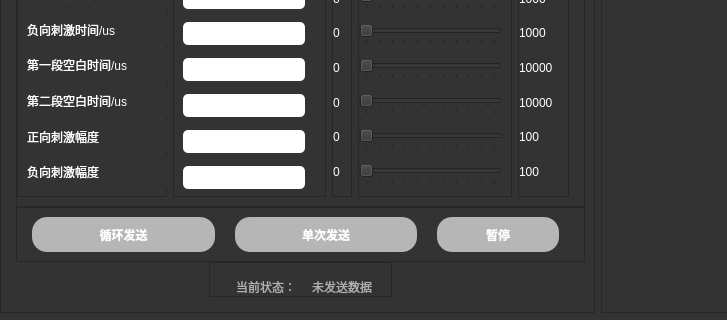
Old version of the form myUI.ui in the repository jiangmizzz/AD_upper_computer; both pictures show x 0 to 727 and y 218 to 538 of the 1127 by 538 pixel window.
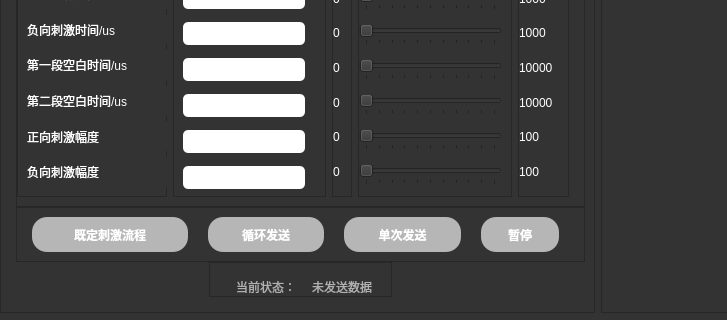
New version of the form. Custom widgets are drawn as their Qt base class.

Commit message: feat: add the function to send '0'

The edit to the form file:
```diff
--- a/myUI.ui
+++ b/myUI.ui
@@ -721,7 +721,7 @@
          <property name="frameShadow">
           <enum>QFrame::Raised</enum>
          </property>
-         <layout class="QHBoxLayout" name="horizontalLayout_6" stretch="3,3,2">
+         <layout class="QHBoxLayout" name="horizontalLayout_6" stretch="4,3,3,2">
           <property name="spacing">
            <number>20</number>
           </property>
@@ -731,6 +731,53 @@
           <property name="rightMargin">
            <number>25</number>
           </property>
+          <item>
+           <widget class="QPushButton" name="pushButton_6">
+            <property name="sizePolicy">
+             <sizepolicy hsizetype="Preferred" vsizetype="Preferred">
+              <horstretch>1</horstretch>
+              <verstretch>1</verstretch>
+             </sizepolicy>
+            </property>
+            <property name="minimumSize">
+             <size>
+              <width>0</width>
+              <height>35</height>
+             </size>
+            </property>
+            <property name="maximumSize">
+             <size>
+              <width>16777215</width>
+              <height>16777215</height>
+             </size>
+            </property>
+            <property name="cursor">
+             <cursorShape>PointingHandCursor</cursorShape>
+            </property>
+            <property name="layoutDirection">
+             <enum>Qt::LeftToRight</enum>
+            </property>
+            <property name="autoFillBackground">
+             <bool>false</bool>
+            </property>
+            <property name="styleSheet">
+             <string notr="true">background-color: rgb(182, 182, 182);
+border-radius: 15px;
+color: white;
+font-weight: bold;
+font: 12pt &quot;黑体&quot;;</string>
+            </property>
+            <property name="text">
+             <string>既定刺激流程</string>
+            </property>
+            <property name="autoRepeat">
+             <bool>false</bool>
+            </property>
+            <property name="autoExclusive">
+             <bool>false</bool>
+            </property>
+           </widget>
+          </item>
           <item>
            <widget class="QPushButton" name="pushButton_4">
             <property name="sizePolicy">
```
The commit also changes 2 other files.
